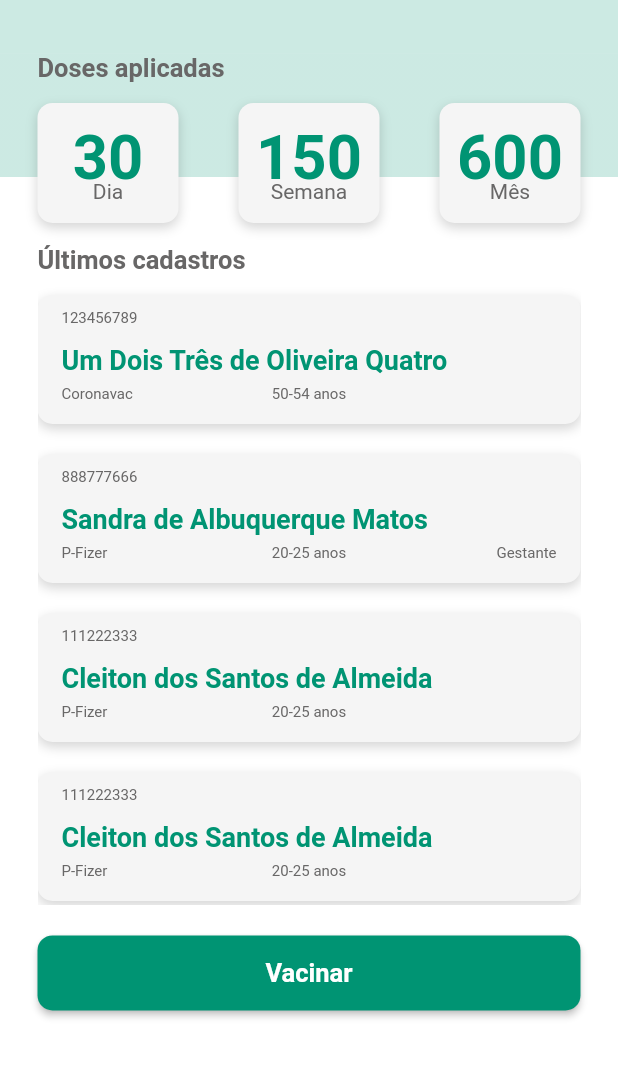
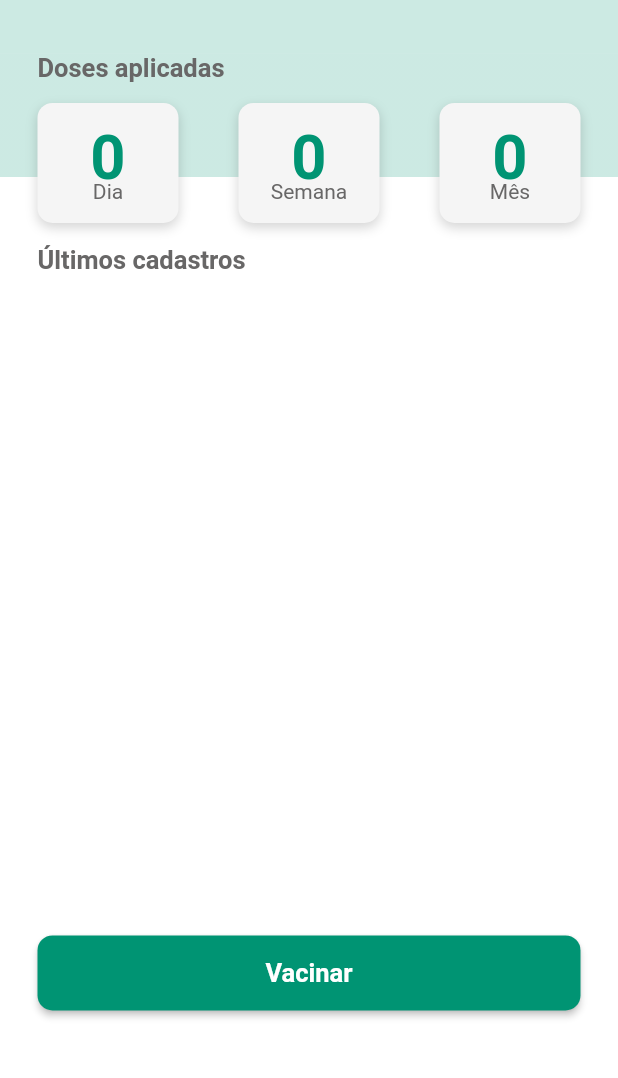
Before and after one commit to Dojak220/nurse, a Flutter app: the screen it shows after launch, on a phone screen of 412 x 824 dp, the part 132-1210 px from its top. Run offline on Flutter 3.47's test engine with Material 2 defaults, Android fonts, the phone set to English and light mode, and no system bars; our stand-ins replace flutter_dotenv, flutter_mobx, mobx, sqflite_sqlcipher; accounts and stored records are empty; statements that could not run were skipped.

Commit message:
Add home controller and helper

```diff
--- a/lib/app/modules/Home/components/titled_list_view.dart
+++ b/lib/app/modules/Home/components/titled_list_view.dart
@@ -1,16 +1,18 @@
 import 'package:flutter/material.dart';
+import 'package:flutter_mobx/flutter_mobx.dart';
 import 'package:nurse/app/modules/Home/components/entry_card.dart';
 import 'package:nurse/app/theme/app_theme.dart';
+import 'package:nurse/shared/models/vaccination/application_model.dart';
 
 class TitledListView extends StatelessWidget {
   TitledListView(
     this.title, {
     Key? key,
-    required this.entryList,
+    required this.applications,
   }) : super(key: key);
 
   final String title;
-  final List<EntryCard> entryList;
+  final List<Application> applications;
 
   @override
   Widget build(BuildContext context) {
@@ -32,11 +34,25 @@ class TitledListView extends StatelessWidget {
               maxHeight: MediaQuery.of(context).size.height * 0.50,
               minHeight: MediaQuery.of(context).size.height * 0.50,
             ),
-            child: ListView.separated(
-              itemBuilder: ((context, index) => entryList[index]),
-              separatorBuilder: (context, index) => SizedBox(height: 10),
-              itemCount: entryList.length,
-            ),
+            child: Observer(builder: (_) {
+              return ListView.separated(
+                itemCount: applications.length,
+                itemBuilder: ((_, i) {
+                  return EntryCard(
+                    cns: applications[i].patient.cns,
+                    name: applications[i].patient.person.name,
+                    vaccine: applications[i].patient.person.name,
+                    group: applications[i]
+                        .patient
+                        .priorityCategory
+                        .priorityGroup
+                        .name,
+                    pregnant: applications[i].patient.maternalCondition.name,
+                  );
+                }),
+                separatorBuilder: (context, index) => SizedBox(height: 10),
+              );
+            }),
           ),
         ],
       ),
--- a/lib/app/modules/Home/home_controller.dart
+++ b/lib/app/modules/Home/home_controller.dart
@@ -0,0 +1,36 @@
+import 'package:mobx/mobx.dart';
+import 'package:nurse/shared/models/vaccination/application_model.dart';
+import 'package:nurse/shared/repositories/database/vaccination/database_application_repository.dart';
+import 'package:nurse/shared/repositories/vaccination/application_repository.dart';
+import 'package:nurse/shared/utils/helper.dart';
+
+class HomeController {
+  final ApplicationRepository applicationRepository;
+
+  final applications = ObservableList<Application>.of(
+    List<Application>.empty(growable: true),
+  );
+
+  late final fetchApplications = Action(_fetchApplications);
+
+  HomeController() : applicationRepository = DatabaseApplicationRepository() {
+    _fetchApplications(applicationRepository);
+  }
+
+  Future<List<Application>> _fetchApplications(ApplicationRepository aR) async {
+    final result = await aR.getApplications();
+    applications.addAll(result);
+
+    return applications;
+  }
+
+  Map<String, int> applicationCount() {
+    final applicationCountMap = Map<String, int>.of({
+      "dia": Helper.applicationsForPeriod(applications, Period.day),
+      "semana": Helper.applicationsForPeriod(applications, Period.week),
+      "mês": Helper.applicationsForPeriod(applications, Period.month),
+    });
+
+    return applicationCountMap;
+  }
+}
--- a/lib/app/modules/Home/home_page.dart
+++ b/lib/app/modules/Home/home_page.dart
@@ -1,26 +1,26 @@
 import 'package:flutter/material.dart';
-import 'package:nurse/app/modules/Home/components/entry_card.dart';
+import 'package:flutter_mobx/flutter_mobx.dart';
 import 'package:nurse/app/modules/Home/components/info_button.dart';
 import 'package:nurse/app/modules/Home/components/main_button.dart';
 import 'package:nurse/app/modules/Home/components/titled_list_view.dart';
+import 'package:nurse/app/modules/Home/home_controller.dart';
 import 'package:nurse/app/modules/VaccinationEntry/vaccination_entry.dart';
 import 'package:nurse/app/theme/app_colors.dart';
 import 'package:nurse/app/theme/app_theme.dart';
+import 'package:nurse/shared/models/vaccination/application_model.dart';
 
-class Home extends StatefulWidget {
-  Home({Key? key, required this.title}) : super(key: key);
+class Home extends StatelessWidget {
+  final String title;
+  static const List<int> appliedDoses = [30, 150, 600];
 
-  final String title;
+  late final HomeController controller;
+
+  Home({Key? key, required this.title}) : super(key: key) {
+    controller = HomeController();
+  }
 
   @override
-  _HomeState createState() => _HomeState();
-}
-
-class _HomeState extends State<Home> {
-  @override
   Widget build(BuildContext context) {
-    List<int> appliedDoses = [30, 150, 600];
-
     return Scaffold(
       backgroundColor: AppColors.white,
       drawer: AppDrawer(),
@@ -29,7 +29,7 @@ class _HomeState extends State<Home> {
           children: [
             Icon(Icons.edit),
             Text(
-              widget.title,
+              title,
             ),
           ],
         ),
@@ -38,14 +38,20 @@ class _HomeState extends State<Home> {
       ),
       body: Column(
         children: [
-          VaccinationCountStatus(appliedDoses: appliedDoses),
+          Observer(builder: (_) {
+            return VaccinationCountStatus(
+              appliedDoses: controller.applicationCount().values.toList(),
+            );
+          }),
           Padding(
             padding: EdgeInsets.symmetric(horizontal: 25),
             child: Column(
               children: [
-                LastVaccinationsList(),
+                LastVaccinationsList(
+                  applications: controller.applications,
+                ),
                 MainButton(
-                  newPage: VaccinationEntry(title: widget.title),
+                  newPage: VaccinationEntry(title: title),
                 ),
               ],
             ),
@@ -86,58 +92,6 @@ class AppDrawer extends StatelessWidget {
           ),
         ],
       ),
-    );
-  }
-}
-
-class LastVaccinationsList extends StatelessWidget {
-  const LastVaccinationsList({
-    Key? key,
-  }) : super(key: key);
-
-  final entryList = const [
-    EntryCard(
-      cns: "123456789",
-      name: "Um Dois Três de Oliveira Quatro",
-      vaccine: "Coronavac",
-      group: "50-54 anos",
-      pregnant: "Nenhum",
-    ),
-    EntryCard(
-      cns: "888777666",
-      name: "Sandra de Albuquerque Matos",
-      vaccine: "P-Fizer",
-      group: "20-25 anos",
-      pregnant: "Gestante",
-    ),
-    EntryCard(
-      cns: "111222333",
-      name: "Cleiton dos Santos de Almeida",
-      vaccine: "P-Fizer",
-      group: "20-25 anos",
-      pregnant: "Nenhum",
-    ),
-    EntryCard(
-      cns: "111222333",
-      name: "Cleiton dos Santos de Almeida",
-      vaccine: "P-Fizer",
-      group: "20-25 anos",
-      pregnant: "Nenhum",
-    ),
-    EntryCard(
-      cns: "111222333",
-      name: "Cleiton dos Santos de Almeida",
-      vaccine: "P-Fizer",
-      group: "20-25 anos",
-      pregnant: "Nenhum",
-    ),
-  ];
-
-  @override
-  Widget build(BuildContext context) {
-    return TitledListView(
-      "Últimos cadastros",
-      entryList: entryList,
     );
   }
 }
@@ -197,3 +151,23 @@ class VaccinationCountStatus extends StatelessWidget {
     );
   }
 }
+
+class LastVaccinationsList extends StatelessWidget {
+  const LastVaccinationsList({
+    Key? key,
+    // required this.entryList,
+    required this.applications,
+  }) : super(key: key);
+
+  // final List<EntryCard> entryList;
+  final List<Application> applications;
+
+  @override
+  Widget build(BuildContext context) {
+    return TitledListView(
+      "Últimos cadastros",
+      // entryList: entryList,
+      applications: applications,
+    );
+  }
+}
--- /dev/null
+++ b/lib/shared/utils/helper.dart
@@ -0,0 +1,46 @@
+import 'package:nurse/shared/models/vaccination/application_model.dart';
+
+class Helper {
+  static int applicationsForPeriod(
+    List<Application> applications,
+    Period period,
+  ) {
+    switch (period) {
+      case Period.day:
+        return applications
+            .where((element) =>
+                DateTime.now().difference(element.applicationDate).inDays ==
+                    0 &&
+                element.applicationDate.day == DateTime.now().day)
+            .toList()
+            .length;
+      case Period.week:
+        return applications
+            .where((element) {
+              print(DateTime.now().difference(element.applicationDate).inDays);
+              return DateTime.now()
+                          .difference(element.applicationDate)
+                          .inDays <=
+                      7 &&
+                  element.applicationDate.weekday == DateTime.now().weekday;
+            })
+            .toList()
+            .length;
+      case Period.month:
+      default:
+        return applications
+            .where((element) =>
+                DateTime.now().difference(element.applicationDate).inDays <=
+                    365 &&
+                element.applicationDate.month == DateTime.now().month)
+            .toList()
+            .length;
+    }
+  }
+}
+
+enum Period {
+  day,
+  week,
+  month,
+}
--- a/pubspec.yaml
+++ b/pubspec.yaml
@@ -13,6 +13,8 @@ dependencies:
   sqflite_sqlcipher: ^2.1.0
   path: ^1.8.0
   flutter_dotenv: ^5.0.2
+  flutter_mobx: ^2.0.5
+  mobx: ^2.0.7
 
 dev_dependencies:
   flutter_test:
```
